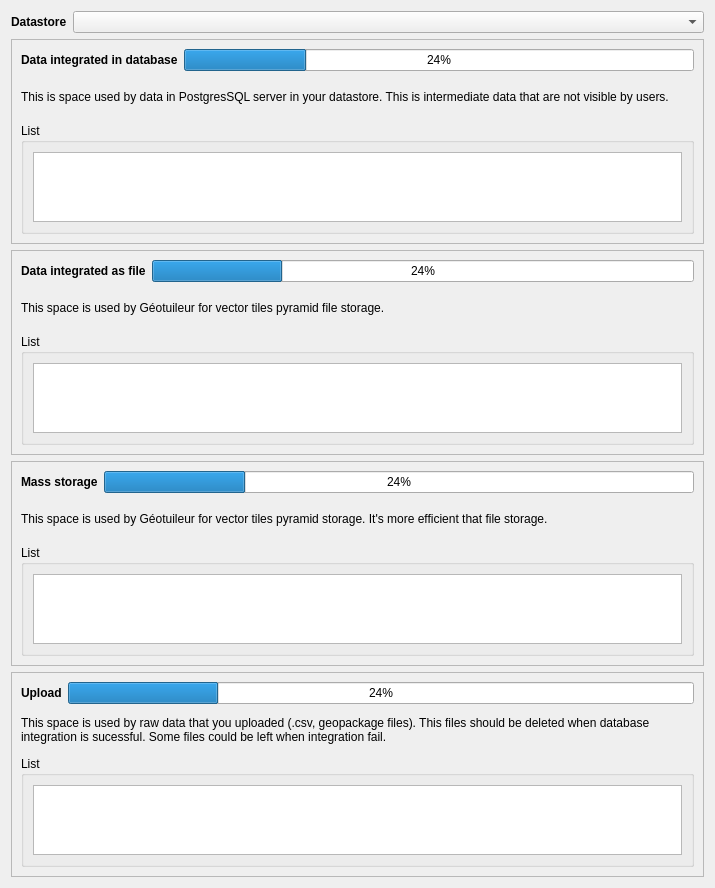
Above: geotuileur/gui/storage/dlg_storage_report.ui from JulesGrillot/plugin-qgis-geoplateforme before the change. Below: the same form after it.
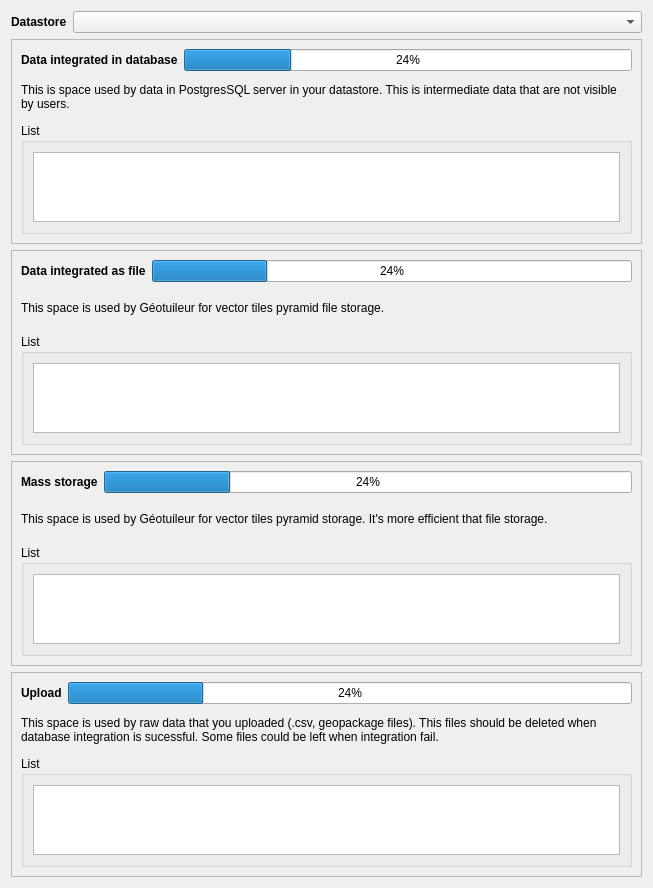
That is the form after the change. Custom widgets are drawn as their Qt base class.

Commit message: connect remove actions

```diff
--- a/geotuileur/gui/storage/dlg_storage_report.ui
+++ b/geotuileur/gui/storage/dlg_storage_report.ui
@@ -6,8 +6,8 @@
    <rect>
     <x>0</x>
     <y>0</y>
-    <width>715</width>
-    <height>533</height>
+    <width>653</width>
+    <height>629</height>
    </rect>
   </property>
   <property name="windowTitle">
@@ -139,6 +139,9 @@
         <property name="text">
          <string>This space is used by Géotuileur for vector tiles pyramid file storage.</string>
         </property>
+        <property name="wordWrap">
+         <bool>true</bool>
+        </property>
        </widget>
       </item>
       <item row="2" column="0" colspan="2">
@@ -199,6 +202,9 @@
         <property name="text">
          <string>This space is used by Géotuileur for vector tiles pyramid storage. It's more efficient that file storage.</string>
         </property>
+        <property name="wordWrap">
+         <bool>true</bool>
+        </property>
        </widget>
       </item>
       <item row="2" column="0" colspan="2">
```
The commit also changes 2 other files.
